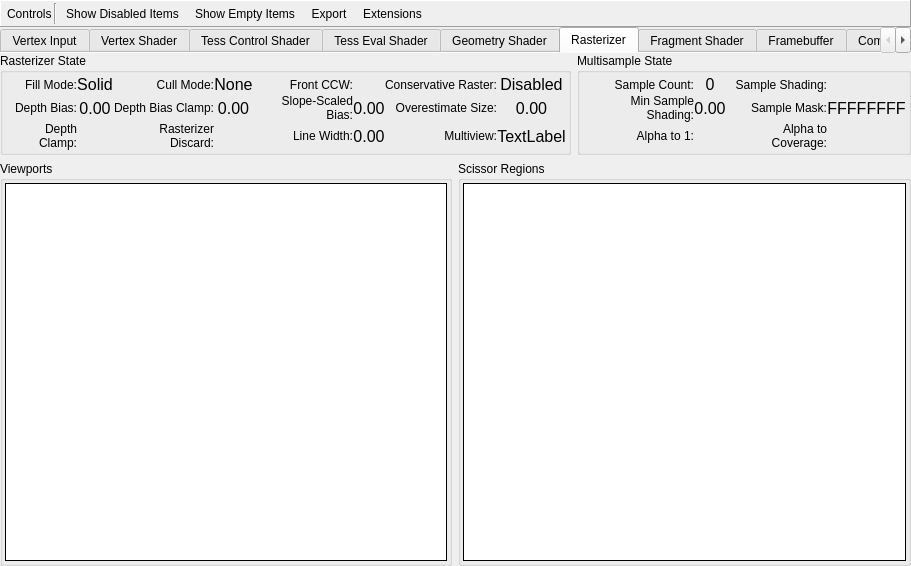
Above: qrenderdoc/Windows/PipelineState/VulkanPipelineStateViewer.ui from baldurk/renderdoc before the change. Below: the same form after it.
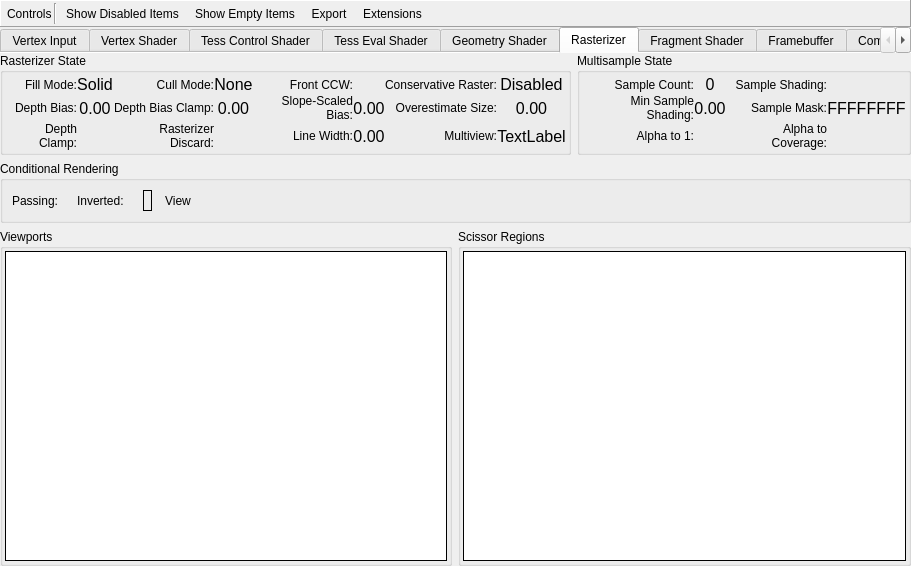
That is the form after the change. The open tabs and pages were chosen to show the change. Icons and pictures are not drawn. Custom widgets are drawn as their Qt base class.

Commit message:
Implement VK_EXT_conditional_rendering
Predicate state is displayed in the raster state.
"Draw Call" and "Wireframe" overlays are visible even if predicate doesn't pass.

The edit to the form file:
```diff
--- a/qrenderdoc/Windows/PipelineState/VulkanPipelineStateViewer.ui
+++ b/qrenderdoc/Windows/PipelineState/VulkanPipelineStateViewer.ui
@@ -1696,7 +1696,7 @@
        <property name="bottomMargin">
         <number>0</number>
        </property>
-       <item row="2" column="1">
+       <item row="3" column="1">
         <widget class="QGroupBox" name="scissorGroup">
          <property name="sizePolicy">
           <sizepolicy hsizetype="Expanding" vsizetype="Expanding">
@@ -1751,7 +1751,7 @@
          </layout>
         </widget>
        </item>
-       <item row="2" column="0">
+       <item row="3" column="0">
         <widget class="QGroupBox" name="viewportsGroup">
          <property name="sizePolicy">
           <sizepolicy hsizetype="Expanding" vsizetype="Expanding">
@@ -1806,6 +1806,81 @@
          </layout>
         </widget>
        </item>
+       <item row="2" column="0" colspan="2">
+        <widget class="QGroupBox" name="conditionalRenderingGroup">
+         <property name="title">
+          <string>Conditional Rendering</string>
+         </property>
+         <layout class="QHBoxLayout" name="horizontalLayout_41">
+          <item>
+           <widget class="QLabel" name="label_5">
+            <property name="text">
+             <string>Passing:</string>
+            </property>
+           </widget>
+          </item>
+          <item>
+           <widget class="QLabel" name="predicatePassing"/>
+          </item>
+          <item>
+           <widget class="QLabel" name="label_6">
+            <property name="text">
+             <string>Inverted:</string>
+            </property>
+           </widget>
+          </item>
+          <item>
+           <widget class="QLabel" name="predicateInverted"/>
+          </item>
+          <item>
+           <widget class="RDLabel" name="predicateBuffer">
+            <property name="frameShape">
+             <enum>QFrame::Box</enum>
+            </property>
+            <property name="margin">
+             <number>4</number>
+            </property>
+           </widget>
+          </item>
+          <item>
+           <widget class="QToolButton" name="predicateBufferView">
+            <property name="cursor">
+             <cursorShape>PointingHandCursor</cursorShape>
+            </property>
+            <property name="toolTip">
+             <string>Open Predicate Buffer</string>
+            </property>
+            <property name="text">
+             <string>View</string>
+            </property>
+            <property name="icon">
+             <iconset resource="../../Resources/resources.qrc">
+              <normaloff>:/action.png</normaloff>:/action.png</iconset>
+            </property>
+            <property name="toolButtonStyle">
+             <enum>Qt::ToolButtonTextBesideIcon</enum>
+            </property>
+            <property name="autoRaise">
+             <bool>true</bool>
+            </property>
+           </widget>
+          </item>
+          <item>
+           <spacer name="horizontalSpacer_5">
+            <property name="orientation">
+             <enum>Qt::Horizontal</enum>
+            </property>
+            <property name="sizeHint" stdset="0">
+             <size>
+              <width>40</width>
+              <height>20</height>
+             </size>
+            </property>
+           </spacer>
+          </item>
+         </layout>
+        </widget>
+       </item>
        <item row="1" column="0" colspan="2">
         <layout class="QHBoxLayout" name="horizontalLayout_24">
          <item>
```
The commit also changes 17 other files.
